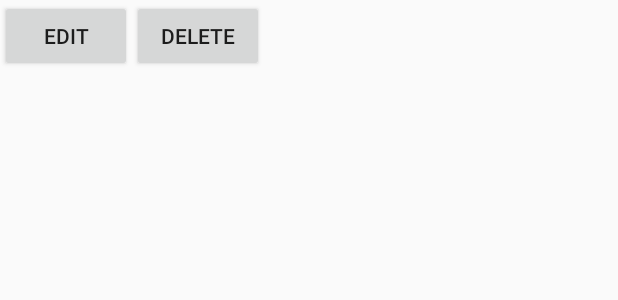
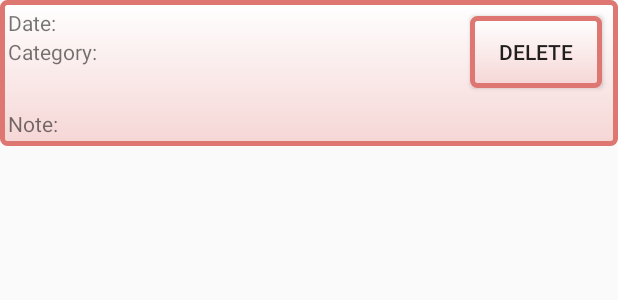
Before and after one commit to MyR0ot/MoneyKeeper, an Android app: the layout transaction_list_item.xml on its own in the app's theme, with its tools: preview values and no code run, on a phone screen of 412 x 824 dp. Shown: the top 300 px of the screen. Run offline under Robolectric (Android 15) with nearby library versions, the phone set to English and light mode, and no system bars.

Commit message:
final v1

```diff
--- a/app/src/main/res/layout/transaction_list_item.xml
+++ b/app/src/main/res/layout/transaction_list_item.xml
@@ -1,47 +1,96 @@
 <?xml version="1.0" encoding="utf-8"?>
-<LinearLayout xmlns:android="http://schemas.android.com/apk/res/android"
+<androidx.constraintlayout.widget.ConstraintLayout xmlns:android="http://schemas.android.com/apk/res/android"
+    xmlns:app="http://schemas.android.com/apk/res-auto"
     android:orientation="horizontal"
     android:layout_width="match_parent"
     android:layout_height="wrap_content"
+    android:background="@drawable/my_button"
+    android:padding="5dp"
     >
 
     <LinearLayout
         android:layout_width="wrap_content"
         android:layout_height="wrap_content"
-        android:orientation="vertical">
+        android:orientation="vertical"
+        app:layout_constraintBottom_toBottomOf="parent"
+        app:layout_constraintStart_toStartOf="parent"
+        app:layout_constraintTop_toTopOf="parent">
+
+        <LinearLayout
+            android:layout_width="wrap_content"
+            android:layout_height="wrap_content"
+            android:orientation="horizontal">
 
             <TextView
+                android:layout_width="wrap_content"
+                android:layout_height="wrap_content"
+                android:layout_marginRight="5dp"
+                android:text="@string/date"/>
+
+            <TextView
+                android:gravity="start"
                 android:id="@+id/tv_date"
                 android:layout_width="match_parent"
-            android:layout_height="wrap_content"/>
+                android:layout_height="wrap_content"
+                android:textColor="@color/black"/>
+        </LinearLayout>
+
+        <LinearLayout
+            android:layout_width="wrap_content"
+            android:layout_height="wrap_content"
+            android:orientation="horizontal">
+
+            <TextView
+                android:layout_width="wrap_content"
+                android:layout_height="wrap_content"
+                android:layout_marginRight="5dp"
+                android:text="@string/category"/>
+
             <TextView
                 android:id="@+id/tv_category"
                 android:layout_width="match_parent"
-            android:layout_height="wrap_content"/>
+                android:layout_height="wrap_content"
+                android:textColor="@color/black"/>
+        </LinearLayout>
+
+
         <TextView
             android:id="@+id/tv_value"
             android:layout_width="match_parent"
-            android:layout_height="wrap_content"/>
+            android:layout_height="wrap_content"
+            android:textSize="21sp"/>
+
+        <LinearLayout
+            android:layout_width="wrap_content"
+            android:layout_height="wrap_content"
+            android:orientation="horizontal">
+
+            <TextView
+                android:layout_width="wrap_content"
+                android:layout_height="wrap_content"
+                android:layout_marginRight="5dp"
+                android:text="@string/note"/>
+
             <TextView
                 android:id="@+id/tv_note"
                 android:layout_width="match_parent"
-            android:layout_height="wrap_content"/>
+                android:layout_height="wrap_content"
+                android:textColor="@color/black"/>
+        </LinearLayout>
 
 
     </LinearLayout>
 
 
     <Button
-        android:id="@+id/b_edit"
-        android:layout_width="wrap_content"
-        android:layout_height="wrap_content"
-        android:text="edit"/>
-
-    <Button
         android:id="@+id/b_delete"
         android:layout_width="wrap_content"
         android:layout_height="wrap_content"
-        android:text="delete"/>
+        android:layout_margin="5dp"
+        android:background="@drawable/my_button"
+        android:text="@string/delete"
+        app:layout_constraintEnd_toEndOf="parent"
+        app:layout_constraintTop_toTopOf="parent" />
 
 
-</LinearLayout>
+</androidx.constraintlayout.widget.ConstraintLayout>
--- a/app/src/main/res/values/strings.xml
+++ b/app/src/main/res/values/strings.xml
@@ -27,4 +27,5 @@
     <string name="cancel">Cancel</string>
     <string name="save">Save</string>
     <string name="date">Date:</string>
+    <string name="delete">Delete</string>
 </resources>
```
Also changed, not shown: app/src/main/java/com/example/moneykeeper/CreateTransactionActivity.kt (+6 -2 lines), app/src/main/java/com/example/moneykeeper/DetailedActivity.kt (+24 -24 lines), app/src/main/java/com/example/moneykeeper/MainActivity.kt (+8 -3 lines), app/src/main/java/com/example/moneykeeper/TransactionsAdapter.kt (+13 -1 lines), app/src/main/res/layout/activity_detailed.xml (+17 -14 lines), 2 other files. Lines whose indentation alone changed are shown as unchanged.
